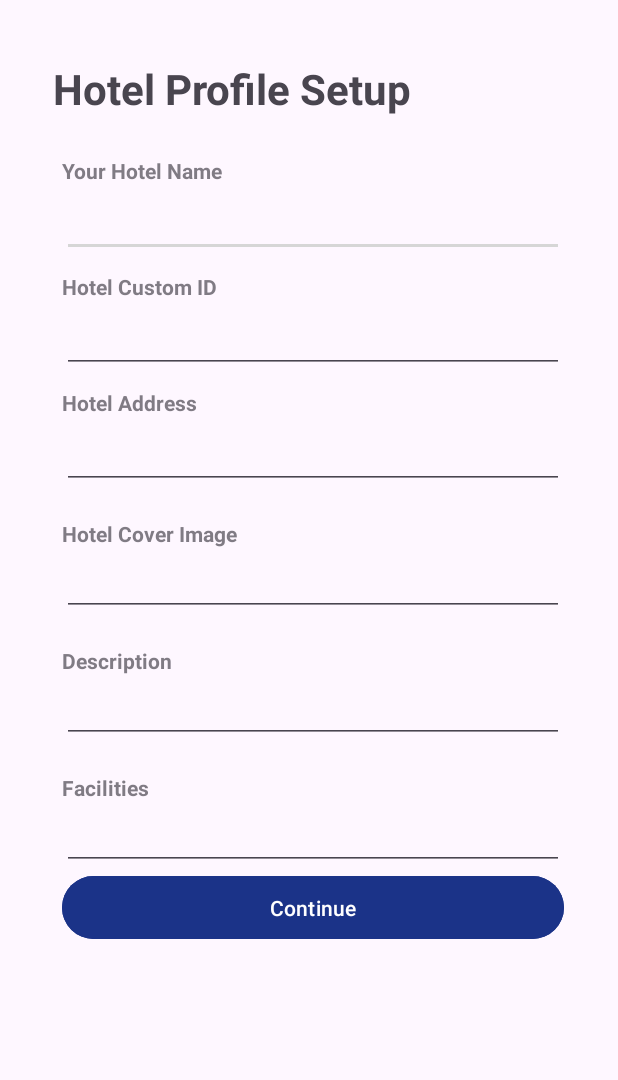
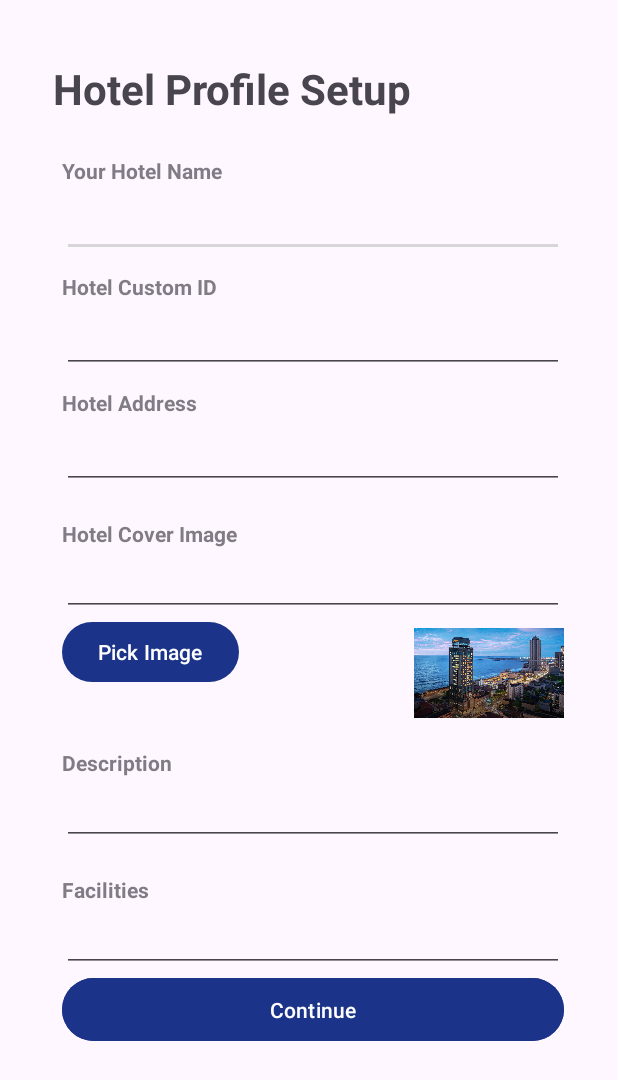
Before and after one commit to NavodyaD/Tourio, an Android app: the HotelSignFormActivity screen opened directly, with no data from a screen before it, after a tap on "Continue", on a phone screen of 412 x 824 dp. Shown: the top 1080 px of the screen. Run offline under Robolectric (Android 15) with nearby library versions, the phone set to English and light mode, and no system bars; our stand-ins replace Firebase (no records; nobody signed in at launch, a user with empty details on screens opened directly); pictures from the network do not load.

Commit message:
Image pick and store in Firebase Storage
Hotel form Image pick and store in Firebase Storage and store the storage image url in firestore

```diff
--- a/app/src/main/java/com/example/tourio/HomePageActivity.kt
+++ b/app/src/main/java/com/example/tourio/HomePageActivity.kt
@@ -12,7 +12,7 @@ class HomePageActivity : AppCompatActivity()
         super.onCreate(savedInstanceState)
         setContentView(R.layout.activity_homepage)
 
-        val userInputLink = "https://matthews.sites.wfu.edu/misc/graphics/ResVsComp/50percent_444x2.png" // This would come from EditText or another source
+        val userInputLink = "https://media.onyx-hospitality.com/-/media/project/amari/common/property/colombo/index/highlight_location.jpg?rev=c90fde7c6c8c4bed8111e51f8416e113" // This would come from EditText or another source
         val imageView: ImageView = findViewById(R.id.tour_image2)
 
 
--- a/app/src/main/java/com/example/tourio/HotelSignFormActivity.kt
+++ b/app/src/main/java/com/example/tourio/HotelSignFormActivity.kt
@@ -1,5 +1,7 @@
 package com.example.tourio
 
+import android.app.Activity
+import android.content.Intent
 import android.net.Uri
 import android.os.Bundle
 import android.widget.Button
@@ -9,54 +11,99 @@ import android.widget.Toast
 import androidx.appcompat.app.AppCompatActivity
 import com.google.firebase.auth.FirebaseAuth
 import com.google.firebase.firestore.FirebaseFirestore
+import com.google.firebase.storage.FirebaseStorage
+import java.util.UUID
 
 class HotelSignFormActivity : AppCompatActivity() {
+
+    private lateinit var hotelCoverImgView: ImageView
+    private var selectedImageUri: Uri? = null
+    private val PICK_IMAGE_REQUEST = 1
 
     override fun onCreate(savedInstanceState: Bundle?) {
         super.onCreate(savedInstanceState)
         setContentView(R.layout.activity_hotelsignform)
 
+        hotelCoverImgView = findViewById(R.id.hotelImagePreview)
+
+        val pickImageButton = findViewById<Button>(R.id.pickImageButton)
         val continueButton = findViewById<Button>(R.id.buttonContinue)
 
+        pickImageButton.setOnClickListener {
+            openImagePicker()
+        }
+
         continueButton.setOnClickListener {
-            addHotelDetails()
+            if (selectedImageUri != null) {
+                uploadImageToFirebase()
+            } else {
+                addHotelDetails("")
+            }
         }
     }
 
-    private fun addHotelDetails() {
+    private fun openImagePicker() {
+        // open the gallery to select an image
+        val intent = Intent(Intent.ACTION_PICK).apply { type = "image/*" }
+        startActivityForResult(intent, PICK_IMAGE_REQUEST)
+    }
+
+    override fun onActivityResult(requestCode: Int, resultCode: Int, data: Intent?) {
+        if (requestCode == PICK_IMAGE_REQUEST && resultCode == RESULT_OK) {
+            // set the URL of selected image to the imageView to preview
+            selectedImageUri = data?.data
+            hotelCoverImgView.setImageURI(selectedImageUri)
+        }
+        super.onActivityResult(requestCode, resultCode, data)
+    }
+
+
+    private fun uploadImageToFirebase() {
+        val storageRef = FirebaseStorage.getInstance().reference.child("hotel_images/${UUID.randomUUID()}")
+
+        storageRef.putFile(selectedImageUri!!)
+            .addOnSuccessListener {
+                storageRef.downloadUrl.addOnSuccessListener { uri ->
+                    addHotelDetails(uri.toString())
+                }
+            }
+            .addOnFailureListener { e ->
+                Toast.makeText(this, "Image upload failed: ${e.message}", Toast.LENGTH_SHORT).show()
+            }
+    }
+
+    private fun addHotelDetails(imageUrl: String) {
         val db = FirebaseFirestore.getInstance()
         val currentUser = FirebaseAuth.getInstance().currentUser
 
         if (currentUser != null) {
             val userId = currentUser.uid
 
-            // Get data from EditText fields
+            // get text field data
             val hotelName = findViewById<EditText>(R.id.hotelName).text.toString()
             val hotelCustomID = findViewById<EditText>(R.id.hotelCustomID).text.toString()
             val hotelAddress = findViewById<EditText>(R.id.hotelAddress).text.toString()
-            val hotelCoverImgURL = findViewById<EditText>(R.id.hotelCoverImgURL).text.toString()
             val hotelDescription = findViewById<EditText>(R.id.hotelDescription).text.toString()
             val hotelFacilities = findViewById<EditText>(R.id.hotelFacilities).text.toString()
 
-            if (hotelName.isEmpty() || hotelCustomID.isEmpty() || hotelAddress.isEmpty() || hotelCoverImgURL.isEmpty() || hotelDescription.isEmpty() || hotelFacilities.isEmpty()) {
+            if (hotelName.isEmpty() || hotelCustomID.isEmpty() || hotelAddress.isEmpty() || hotelDescription.isEmpty() || hotelFacilities.isEmpty()) {
                 Toast.makeText(this, "Please fill out all fields.", Toast.LENGTH_SHORT).show()
                 return
             }
 
-            // Create a map to store the hotel data
+            // create a map to store the hotel details
             val hotelData = hashMapOf(
                 "hotelName" to hotelName,
                 "hotelCustomID" to hotelCustomID,
                 "hotelAddress" to hotelAddress,
-                "hotelCoverImgURl" to hotelCoverImgURL,
+                "hotelCoverImgURL" to imageUrl,
                 "hotelDescription" to hotelDescription,
                 "hotelFacilities" to hotelFacilities,
-                "userId" to userId // Associate with current user's ID
+                "userId" to userId // current user's ID
             )
 
-            // Add data to the 'Hotels' collection
             db.collection("Hotels")
-                .add(hotelData) // Automatically generates a document ID
+                .add(hotelData) // generates a document ID automatically
                 .addOnSuccessListener { documentReference ->
                     Toast.makeText(this, "Hotel account setup successful!", Toast.LENGTH_SHORT).show()
                 }
@@ -64,7 +111,7 @@ class HotelSignFormActivity : AppCompatActivity() {
                     Toast.makeText(this, "Failed to setup hotel profile: ${e.message}", Toast.LENGTH_SHORT).show()
                 }
         } else {
-            // If user is not logged in
+            // if user is not logged in
             Toast.makeText(this, "Cannot Identify the User", Toast.LENGTH_SHORT).show()
         }
     }
--- a/app/src/main/res/layout/activity_hotelprofileuserview.xml
+++ b/app/src/main/res/layout/activity_hotelprofileuserview.xml
@@ -25,7 +25,7 @@
             <ImageView
                 android:layout_width="match_parent"
                 android:layout_height="match_parent"
-                android:src="@drawable/amari_colombo_1"
+                android:src="@drawable/img_hilton_colombo"
                 android:scaleType="centerCrop"
                 android:layout_alignParentTop="true" />
 
--- a/app/src/main/res/layout/activity_hotelsignform.xml
+++ b/app/src/main/res/layout/activity_hotelsignform.xml
@@ -114,6 +114,33 @@
                 android:focusable="true"
                 />
 
+            <LinearLayout
+                android:layout_width="match_parent"
+                android:layout_height="wrap_content"
+                android:orientation="horizontal">
+
+                <Button
+                    android:id="@+id/pickImageButton"
+                    android:layout_width="wrap_content"
+                    android:layout_height="wrap_content"
+                    android:text="Pick Image"
+                    android:textColor="@color/white"/>
+
+                <Space
+                    android:layout_width="0dp"
+                    android:layout_height="wrap_content"
+                    android:layout_weight="1" />
+
+                <ImageView
+                    android:id="@+id/hotelImagePreview"
+                    android:layout_width="100dp"
+                    android:layout_height="60dp"
+                    android:src="@drawable/amari_colombo_1"
+                    android:layout_marginTop="8dp"
+                    android:scaleType="centerCrop"/>
+
+            </LinearLayout>
+
             <View
                 android:layout_width="wrap_content"
                 android:layout_height="20dp" />
--- a/gradle.properties
+++ b/gradle.properties
@@ -21,3 +21,4 @@ kotlin.code.style=official
 # resources declared in the library itself and none from the library's dependencies,
 # thereby reducing the size of the R class for that library
 android.nonTransitiveRClass=true
+android.suppressUnsupportedCompileSdk=35
--- a/gradle/libs.versions.toml
+++ b/gradle/libs.versions.toml
@@ -14,6 +14,7 @@ firebaseDatabaseKtx = "21.0.0"
 firebaseFirestoreKtx = "25.1.1"
 firebaseStorageKtx = "21.0.1"
 glide = "4.15.1"
+firebase = "32.0.1"
 
 [libraries]
 androidx-core-ktx = { group = "androidx.core", name = "core-ktx", version.ref = "coreKtx" }
@@ -30,6 +31,8 @@ firebase-database-ktx = { group = "com.google.firebase", name = "firebase-databa
 firebase-firestore-ktx = { group = "com.google.firebase", name = "firebase-firestore-ktx", version.ref = "firebaseFirestoreKtx" }
 firebase-storage-ktx = { group = "com.google.firebase", name = "firebase-storage-ktx", version.ref = "firebaseStorageKtx" }
 glide = { module = "com.github.bumptech.glide:glide", version.ref = "glide" }
+firebase-storage = { module = "com.google.firebase:firebase-storage-ktx", version.ref = "firebase" }
+firebase-auth = { module = "com.google.firebase:firebase-auth-ktx", version.ref = "firebase" }
 
 [plugins]
 androidApplication = { id = "com.android.application", version.ref = "agp" }
```
Also changed, not shown: app/src/main/java/com/example/tourio/MainActivity.kt (+7 -7 lines), app/src/main/res/layout/activity_main.xml (+8 -16 lines), app/src/main/res/drawable/img_hilton_colombo.jpg (added), 1 other file.
